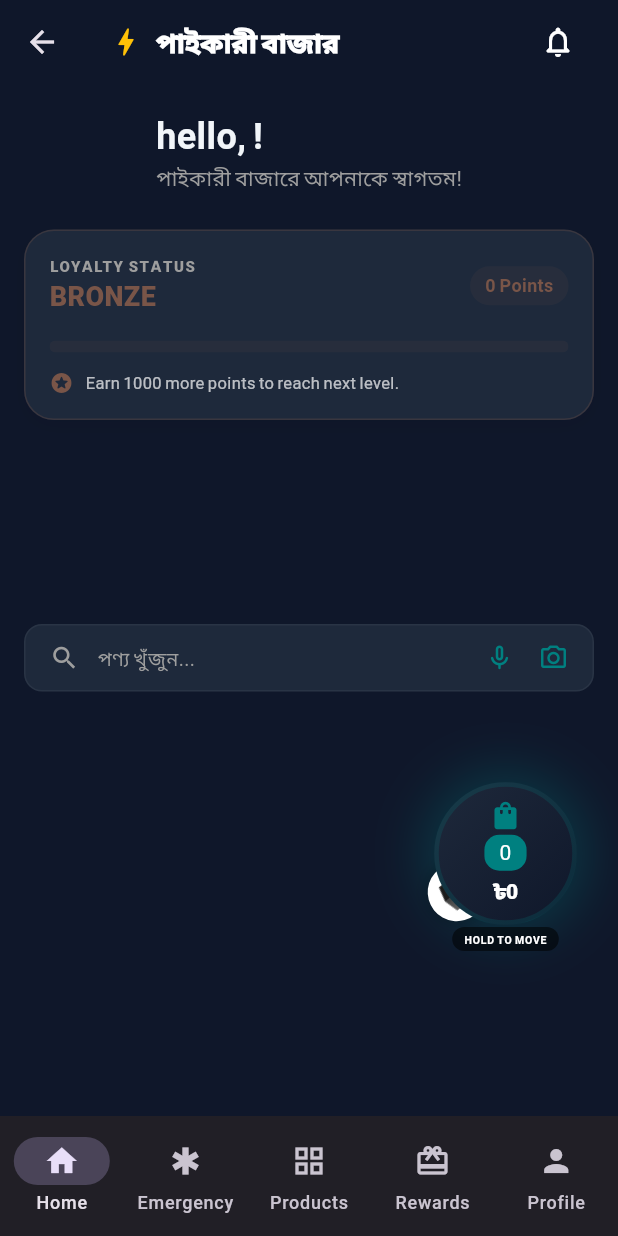
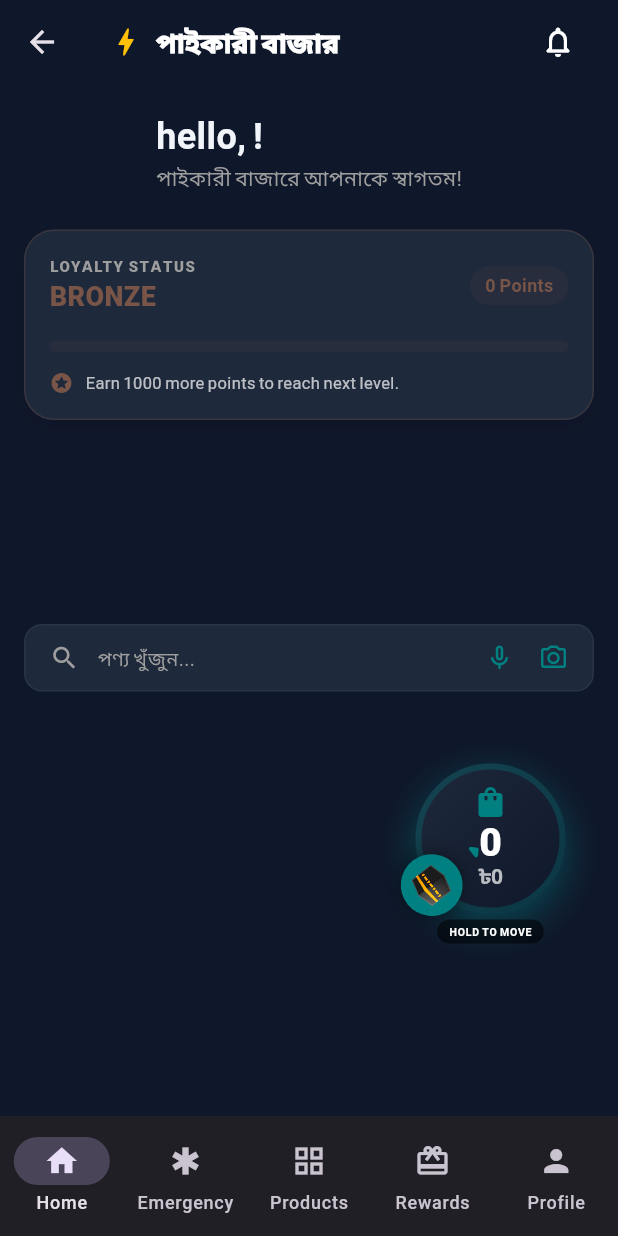
Before and after one commit to SaifulHaqueNiloy/paykaribazar, a Flutter app: the MainScreen screen opened directly, on a phone screen of 412 x 824 dp. Run offline on Flutter 3.47's test engine with Material 3 defaults, Android fonts, the phone set to English and light mode, and no system bars; our stand-ins replace cached_network_image, carousel_slider, cloud_firestore, connectivity_plus, csv, dio and 33 more; missing offline and left inert: encrypt, firebase_app_check, workmanager; accounts and stored records are empty; generated files the repository leaves out were written again; project files that could hold a hidden picture were left out.

Commit message:
Update documentation, commerce services, home widgets, and sync services

```diff
--- a/lib/src/features/home/widgets/premium_floating_cart.dart
+++ b/lib/src/features/home/widgets/premium_floating_cart.dart
@@ -92,60 +92,15 @@ class _PremiumFloatingCartState extends ConsumerState<PremiumFloatingCart>
 
   Widget _buildUltimateCircularCart(dynamic cart, double total, bool isDark) {
     return SizedBox(
-      width: 130, // Even larger
-      height: 130,
+      width: 150, // Increased for gap
+      height: 150,
       child: Stack(
         alignment: Alignment.center,
         children: [
-          // OUTER GLOW
-          Container(
-            width: 100,
-            height: 100,
-            decoration: BoxDecoration(
-              shape: BoxShape.circle,
-              boxShadow: [
-                BoxShadow(
-                  color: AppStyles.primaryColor.withOpacity(0.3),
-                  blurRadius: 30,
-                  spreadRadius: 5,
-                ),
-              ],
-            ),
-          ),
-
-          // THE ROTATING QIBLA RING (Outside the round cart)
-          // বাংলা: কিবলার ঘূর্ণায়মান নির্দেশক বৃত্তের বাইরে থাকে
-          Transform.rotate(
-            angle: -_smoothRotation * (pi / 180),
-            child: SizedBox(
-              width: 125,
-              height: 125,
-              child: Stack(
-                alignment: Alignment.topCenter,
-                children: [
-                  Column(
-                    children: [
-                      Container(
-                        padding: const EdgeInsets.all(8),
-                        decoration: const BoxDecoration(
-                          color: Colors.white,
-                          shape: BoxShape.circle,
-                          boxShadow: [BoxShadow(color: Colors.black26, blurRadius: 8)],
-                        ),
-                        child: const Text('🕋', style: TextStyle(fontSize: 18)),
-                      ),
-                      const Icon(Icons.arrow_drop_down_rounded, color: Colors.white, size: 24),
-                    ],
-                  ),
-                ],
-              ),
-            ),
-          ),
-
           // MAIN CIRCULAR BODY
           Container(
-            width: 95,
-            height: 95,
+            width: 100, // Round cart size
+            height: 100,
             decoration: BoxDecoration(
               shape: BoxShape.circle,
               gradient: LinearGradient(
@@ -156,39 +111,40 @@ class _PremiumFloatingCartState extends ConsumerState<PremiumFloatingCart>
                 end: Alignment.bottomRight,
               ),
               border: Border.all(
-                color: AppStyles.primaryColor.withOpacity(0.2),
-                width: 3
+                color: AppStyles.primaryColor.withOpacity(0.3),
+                width: 4
               ),
+              boxShadow: [
+                BoxShadow(
+                  color: AppStyles.primaryColor.withOpacity(0.4),
+                  blurRadius: 20,
+                  spreadRadius: 2,
+                  offset: const Offset(0, 8),
+                ),
+              ],
             ),
             child: Column(
               mainAxisAlignment: MainAxisAlignment.center,
               children: [
-                const Icon(Icons.shopping_bag_rounded, size: 22, color: AppStyles.primaryColor),
+                const Icon(Icons.shopping_bag_rounded, size: 24, color: AppStyles.primaryColor),
                 const SizedBox(height: 2),
-                // Item Count
-                Container(
-                  padding: const EdgeInsets.symmetric(horizontal: 10, vertical: 2),
-                  decoration: BoxDecoration(
-                    color: AppStyles.primaryColor,
-                    borderRadius: BorderRadius.circular(10),
-                  ),
-                  child: Text(
-                    '${cart.items.length}',
-                    style: const TextStyle(
-                      fontSize: 14,
-                      fontWeight: FontWeight.black,
-                      color: Colors.white,
-                    ),
+                // Item Count - BIGGER TEXT
+                Text(
+                  '${cart.items.length}',
+                  style: TextStyle(
+                    fontSize: 26,
+                    fontWeight: FontWeight.w900,
+                    color: isDark ? Colors.white : AppStyles.primaryColor,
+                    height: 1.0,
                   ),
                 ),
-                const SizedBox(height: 4),
-                // Value
+                // Value - BIGGER TEXT
                 Text(
                   '৳${total.toInt()}',
                   style: TextStyle(
                     fontSize: 14,
-                    fontWeight: FontWeight.w900,
-                    color: isDark ? Colors.white : Colors.black87,
+                    fontWeight: FontWeight.bold,
+                    color: isDark ? Colors.white70 : Colors.black87,
                     letterSpacing: -0.5,
                   ),
                 ),
@@ -196,9 +152,42 @@ class _PremiumFloatingCartState extends ConsumerState<PremiumFloatingCart>
             ),
           ),
 
+          // THE ROTATING QIBLA INDICATOR (With Gap)
+          // DNA ENFORCED: Wrap in RepaintBoundary to avoid rebuilding whole widget tree on rotation
+          // বাংলা: ব্যাটারি সেভ করতে এবং রেন্ডারিং অপ্টিমাইজ করতে রিপেইন্ট বাউন্ডারি যোগ করা হয়েছে
+          RepaintBoundary(
+            child: Transform.rotate(
+              angle: -_smoothRotation * (pi / 180),
+              child: SizedBox(
+                width: 145, // Larger orbit to create gap
+                height: 145,
+                child: Stack(
+                  alignment: Alignment.topCenter,
+                  children: [
+                    Column(
+                      mainAxisSize: MainAxisSize.min,
+                      children: [
+                        Container(
+                          padding: const EdgeInsets.all(8),
+                          decoration: const BoxDecoration(
+                            color: AppStyles.primaryColor,
+                            shape: BoxShape.circle,
+                            boxShadow: [BoxShadow(color: Colors.black38, blurRadius: 10, spreadRadius: 1)],
+                          ),
+                          child: const Text('🕋', style: TextStyle(fontSize: 20)),
+                        ),
+                        const Icon(Icons.arrow_drop_down_rounded, color: AppStyles.primaryColor, size: 28),
+                      ],
+                    ),
+                  ],
+                ),
+              ),
+            ),
+          ),
+
           // HOLD TO MOVE LABEL
           Positioned(
-            bottom: 0,
+            bottom: 5,
             child: Container(
               padding: const EdgeInsets.symmetric(horizontal: 8, vertical: 3),
               decoration: BoxDecoration(
```
Also changed, not shown: lib/main_customer.dart (+8 -0 lines), lib/src/features/commerce/services/loyalty_service.dart (+15 -5 lines), lib/src/features/commerce/services/product_service.dart (+21 -0 lines), lib/src/features/home/widgets/home_widgets.dart (+11 -2 lines), lib/src/features/profile/profile_screen.dart (+46 -65 lines), lib/src/features/qibla/services/compass_service.dart (+7 -0 lines), lib/src/services/sync_service.dart (+34 -12 lines), 3 other files.
